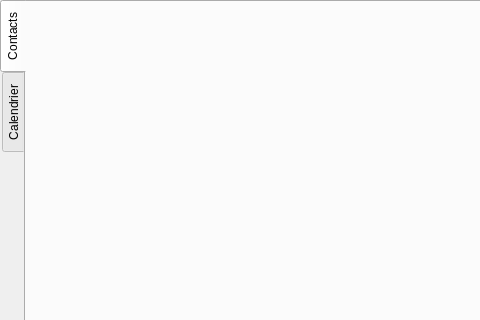
First picture: the form in src/GUI/MainWindow/MainWindow.ui, repository Yaon-C2H8N2/Projet-CDAA, before the edit; both pictures show x 0 to 480 and y 0 to 320 of the 853 by 640 pixel window.
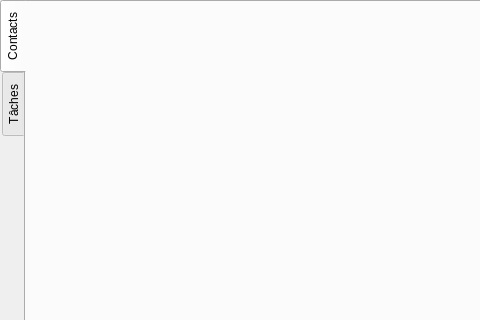
Second picture: the form after the edit.

Commit message: Correction nom tab mainWindow

```diff
--- a/src/GUI/MainWindow/MainWindow.ui
+++ b/src/GUI/MainWindow/MainWindow.ui
@@ -56,7 +56,7 @@
       </widget>
       <widget class="QWidget" name="calendarTab">
        <attribute name="title">
-        <string>Calendrier</string>
+        <string>Tâches</string>
        </attribute>
       </widget>
      </widget>
```
Left out of the diff: 2 changed lines with no effect on the pictures. The commit also changes 2 other files.
